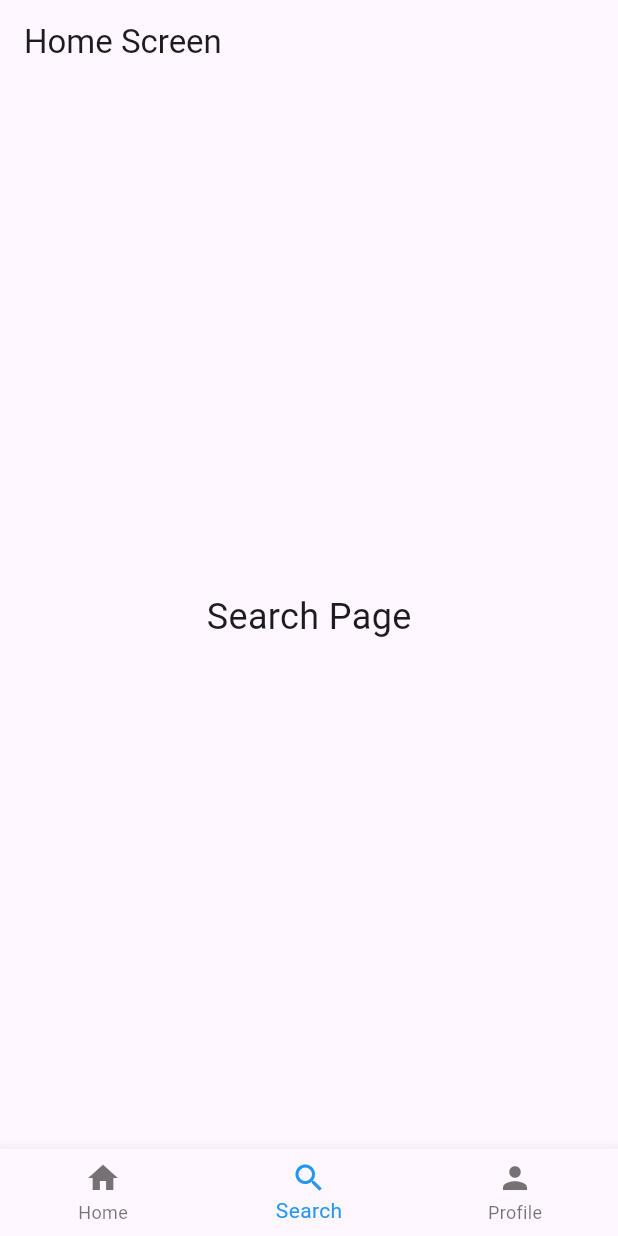
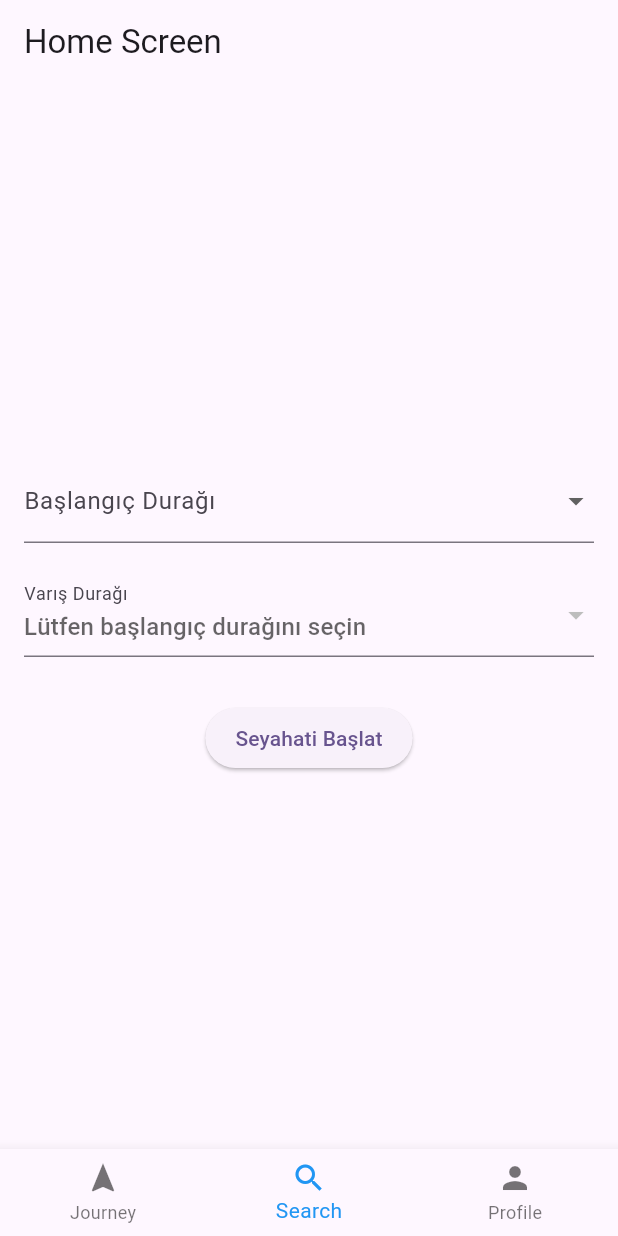
Before and after one commit to berkaymbaskaya/metrobusbuddy, a Flutter app: the screen it shows after launch, item 2 of the bottom bar chosen, on a phone screen of 412 x 824 dp. Run offline on Flutter 3.47's test engine with Material 3 defaults, Android fonts, the phone set to English and light mode, and no system bars.

```diff
--- a/lib/core/constant/metrobus_station_constant.dart
+++ b/lib/core/constant/metrobus_station_constant.dart
@@ -1,3 +1,5 @@
+import 'package:workspace/models/class/station.dart';
+
 const List<Map<String, dynamic>> metrobusStations = [
   {"id": 0, "station": "Söğütlüçeşme", "lat": 40.991442, "long": 29.037863},
   {"id": 1, "station": "Fikirtepe", "lat": 40.993656, "long": 29.047085},
@@ -105,3 +107,6 @@ const List<Map<String, dynamic>> metrobusStations = [
   {"id": 43, "station": "Hadımköy", "lat": 41.019286, "long": 28.631496},
   {"id": 44, "station": "Tüyap", "lat": 41.022058, "long": 28.623512}
 ];
+final List<IStation> stationList = metrobusStations
+    .map((stationData) => Station.fromMap(stationData))
+    .toList();
--- /dev/null
+++ b/lib/core/providers/journey_provider.dart
@@ -0,0 +1,26 @@
+import 'package:flutter/material.dart';
+import 'package:workspace/models/class/station.dart';
+
+// Durakları tutacak sınıf
+class JourneyProvider with ChangeNotifier {
+  IStation? _startStation;
+  IStation? _endStation;
+
+  // Başlangıç durağını al
+  IStation? get startStation => _startStation;
+
+  // Varış durağını al
+  IStation? get endStation => _endStation;
+
+  // Başlangıç durağını ayarla
+  void setStartStation(IStation station) {
+    _startStation = station;
+    notifyListeners(); // Değişiklikleri bildirmek için
+  }
+
+  // Varış durağını ayarla
+  void setEndStation(IStation station) {
+    _endStation = station;
+    notifyListeners(); // Değişiklikleri bildirmek için
+  }
+}
--- /dev/null
+++ b/lib/features/journey_start.dart
@@ -0,0 +1,96 @@
+import 'package:flutter/material.dart';
+import 'package:provider/provider.dart';
+import 'package:workspace/core/constant/metrobus_station_constant.dart';
+import 'package:workspace/core/providers/journey_provider.dart';
+import 'package:workspace/features/profile.dart';
+import 'package:workspace/models/class/station.dart';
+
+class JourneyStartWidget extends StatefulWidget {
+  const JourneyStartWidget({Key? key}) : super(key: key);
+
+  @override
+  _JourneyStartWidget createState() => _JourneyStartWidget();
+}
+
+class _JourneyStartWidget extends State<JourneyStartWidget> {
+  IStation? _startStation; // Başlangıç durağı
+  IStation? _endStation; // Varış durağı
+
+  void _startTravel() {
+    if (_startStation != null &&
+        _endStation != null &&
+        _startStation != _endStation) {
+      ScaffoldMessenger.of(context).showSnackBar(
+        SnackBar(
+            content: Text(
+                'Seyahat $_startStation durağından $_endStation durağına başlatıldı!')),
+      );
+    } else {
+      ScaffoldMessenger.of(context).showSnackBar(
+        const SnackBar(content: Text('Lütfen geçerli duraklar seçin.')),
+      );
+    }
+  }
+
+  onChangeEndStation(IStation? value) {
+    setState(() {
+      _endStation = value;
+    });
+    context.read<JourneyProvider>().setEndStation(value!);
+  }
+
+  @override
+  Widget build(BuildContext context) {
+    return Padding(
+      padding: const EdgeInsets.all(16.0),
+      child: Column(
+        mainAxisAlignment: MainAxisAlignment.center,
+        children: [
+          // Başlangıç durağı seçimi
+          DropdownButtonFormField<IStation>(
+            decoration: const InputDecoration(labelText: 'Başlangıç Durağı'),
+            value: _startStation,
+            items: stationList.map((station) {
+              return DropdownMenuItem(
+                value: station,
+                child: Text(station.station),
+              );
+            }).toList(),
+            onChanged: (value) {
+              setState(() {
+                _startStation = value;
+              });
+              context.read<JourneyProvider>().setStartStation(_startStation!);
+            },
+          ),
+          const SizedBox(height: 20),
+          // Varış durağı seçimi
+          DropdownButtonFormField<IStation>(
+              decoration: const InputDecoration(labelText: 'Varış Durağı'),
+              disabledHint: const Text('Lütfen başlangıç durağını seçin'),
+              value: _endStation,
+              items: stationList.map((station) {
+                return DropdownMenuItem(
+                  value: station,
+                  child: Text(station.station),
+                );
+              }).toList(),
+              onChanged: _startStation != null
+                  ? (value) {
+                      onChangeEndStation(value);
+                    }
+                  : null),
+          const SizedBox(height: 30),
+          // Seyahati Başlat butonu
+          ElevatedButton(
+            onPressed: _startTravel,
+            style: ElevatedButton.styleFrom(
+                padding:
+                    const EdgeInsets.symmetric(horizontal: 20, vertical: 10)),
+            child: const Text('Seyahati Başlat'),
+          ),
+        ],
+      ),
+    );
+  }
+}
--- a/lib/main.dart
+++ b/lib/main.dart
@@ -1,12 +1,20 @@
 import 'package:flutter/material.dart';
 import 'package:provider/provider.dart';
+import 'package:workspace/core/providers/journey_provider.dart';
 import 'package:workspace/core/providers/theme_provider.dart';
 import 'package:workspace/screens/home_screen.dart';
 
 void main() {
   runApp(
-    ChangeNotifierProvider(
-      create: (context) => ThemeProvider(),
+    MultiProvider(
+      providers: [
+        ChangeNotifierProvider(
+          create: (context) => ThemeProvider(),
+        ),
+        ChangeNotifierProvider(
+          create: (context) => JourneyProvider(),
+        ),
+      ],
       child: const MyApp(),
     ),
   );
@@ -32,6 +40,10 @@ class MyApp extends StatelessWidget {
       ),
       themeMode: themeProvider.themeMode,
       home: const HomeScreen(),
+      initialRoute: '/',
+      routes: {
+        '/': (context) => const HomeScreen(), // Ana sayfa rotası
+      },
     );
   }
 }
--- a/lib/screens/home_screen.dart
+++ b/lib/screens/home_screen.dart
@@ -1,5 +1,6 @@
 import 'package:flutter/material.dart';
 import 'package:workspace/core/operation/station_operation.dart';
+import 'package:workspace/features/journey_start.dart';
 import 'package:workspace/features/profile.dart';
 import 'package:workspace/features/station.dart';
 import 'package:workspace/models/class/station.dart';
@@ -23,7 +24,7 @@ class _HomeScreenState extends State<HomeScreen> {
         nextStation: DataOperation().getRandomStation(),
       ),
     ),
-    Center(child: Text('Search Page', style: TextStyle(fontSize: 24))),
+    const Center(child: JourneyStartWidget()),
     const Center(child: ProfileScreen()),
   ];
 
@@ -44,8 +45,8 @@ class _HomeScreenState extends State<HomeScreen> {
       bottomNavigationBar: BottomNavigationBar(
         items: const <BottomNavigationBarItem>[
           BottomNavigationBarItem(
-            icon: Icon(Icons.home),
-            label: 'Home',
+            icon: Icon(Icons.navigation),
+            label: 'Journey',
           ),
           BottomNavigationBarItem(
             icon: Icon(Icons.search),
```
Also changed, not shown: lib/features/station.dart (+4 -9 lines).
